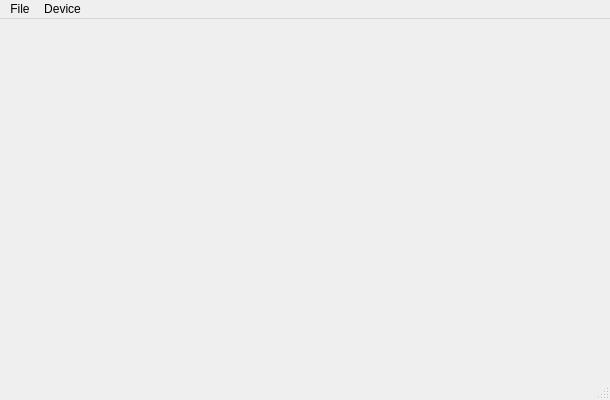
Above: src/miomain.ui from dehnhardt/iconnconfig before the change. Below: the same form after it.
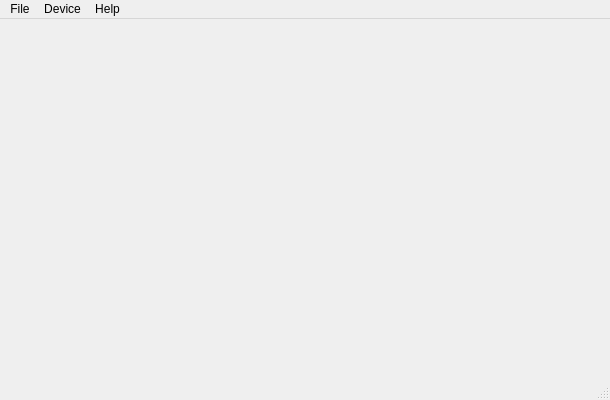
That is the form after the change.

```diff
--- a/src/miomain.ui
+++ b/src/miomain.ui
@@ -35,7 +35,7 @@
      <x>0</x>
      <y>0</y>
      <width>610</width>
-     <height>22</height>
+     <height>19</height>
     </rect>
    </property>
    <widget class="QMenu" name="menuMio10_Config">
@@ -56,8 +56,15 @@
     </widget>
     <addaction name="menuSelect"/>
    </widget>
+   <widget class="QMenu" name="menuHekp">
+    <property name="title">
+     <string>Help</string>
+    </property>
+    <addaction name="actionAbout"/>
+   </widget>
    <addaction name="menuMio10_Config"/>
    <addaction name="menuDevice"/>
+   <addaction name="menuHekp"/>
   </widget>
   <widget class="QStatusBar" name="statusBar"/>
   <action name="actionQuit">
```
Left out of the diff: 5 changed lines with no effect on the pictures.
